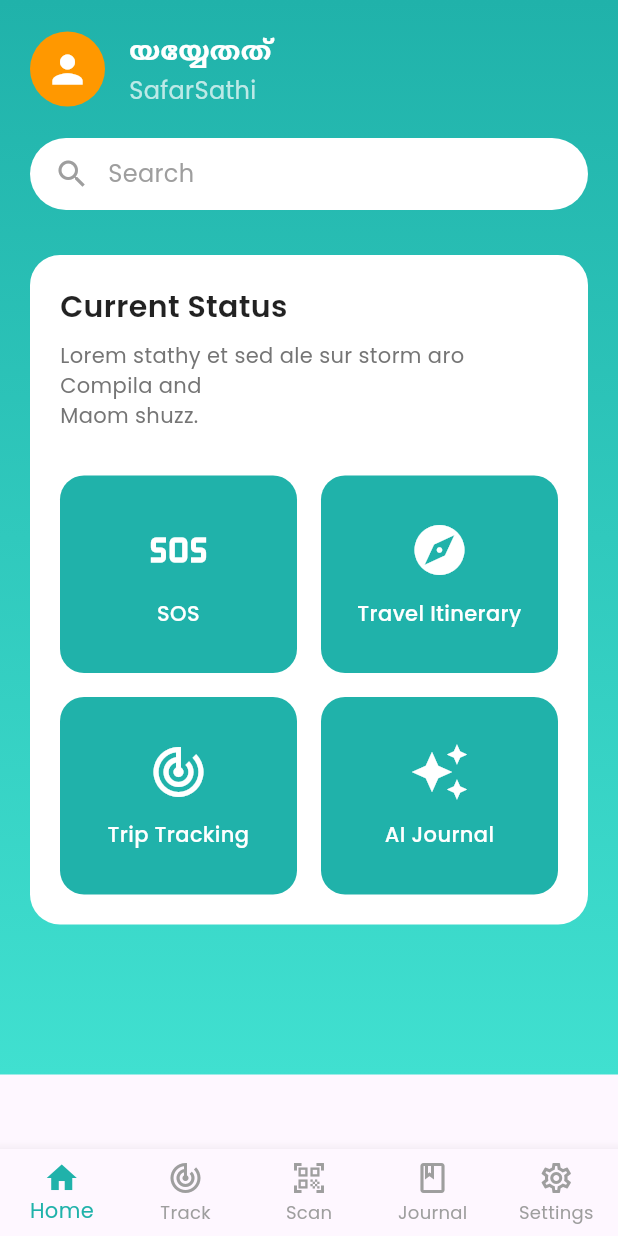
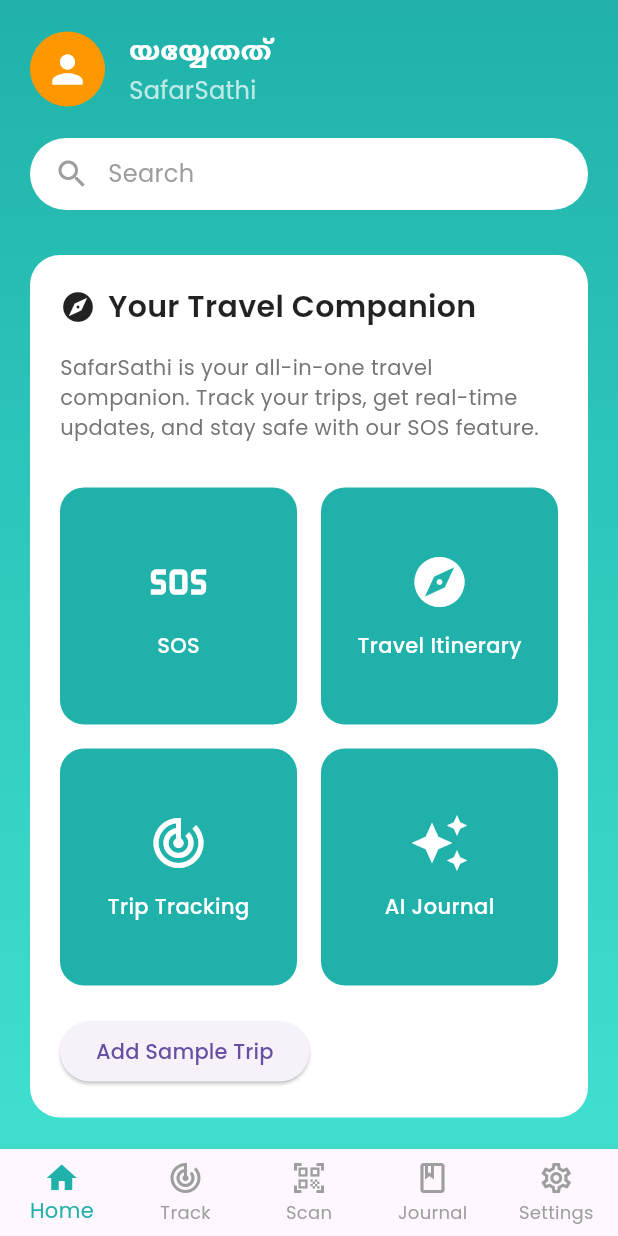
Before and after one commit to yash-scripts/SafarSathi_app, a Flutter app: the screen it shows after launch, after a tap on "Log in with Phone Number", on a phone screen of 412 x 824 dp. Run offline on Flutter 3.47's test engine with Material 3 defaults, Android fonts, the phone set to English and light mode, and no system bars; our stand-ins replace cloud_firestore, connectivity_plus, firebase_auth, firebase_core, flutter_contacts, font_awesome_flutter and 6 more; missing offline and left inert: firebase_app_check; accounts and stored records are empty; network calls fail.

Commit message:
feat: Implement SOS functionality and UI enhancements

```diff
--- a/lib/screens/home_screen.dart
+++ b/lib/screens/home_screen.dart
@@ -4,6 +4,8 @@
 import 'journal_screen.dart';
 import 'scan_screen.dart';
 import 'settings_screen.dart';
+import '../services/sample_data_service.dart';
+import 'coming_soon_screen.dart';
 
 class HomeScreen extends StatefulWidget {
   const HomeScreen({super.key});
@@ -84,7 +86,7 @@
       onTap: onTap,
       borderRadius: BorderRadius.circular(16),
       child: Container(
-        padding: const EdgeInsets.all(20),
+        padding: const EdgeInsets.all(10),
         decoration: BoxDecoration(
           color: color,
           borderRadius: BorderRadius.circular(16),
@@ -98,7 +100,8 @@
               size: 40,
             ),
             const SizedBox(height: 12),
-            Text(
+            FittedBox(
+              child: Text(
                 title,
                 style: GoogleFonts.poppins(
                   color: Colors.white,
@@ -106,6 +109,7 @@
                   fontWeight: FontWeight.w500,
                 ),
                 textAlign: TextAlign.center,
+              ),
             ),
           ],
         ),
@@ -210,17 +214,23 @@
                 child: Column(
                   crossAxisAlignment: CrossAxisAlignment.start,
                   children: [
+                    Row(
+                      children: [
+                        const Icon(Icons.explore, color: Colors.black87, size: 24),
+                        const SizedBox(width: 8),
                         Text(
-                      'Current Status',
+                          'Your Travel Companion',
                           style: GoogleFonts.poppins(
                             fontSize: 20,
                             fontWeight: FontWeight.w600,
                             color: Colors.black87,
                           ),
                         ),
-                    const SizedBox(height: 8),
+                      ],
+                    ),
+                    const SizedBox(height: 16),
                     Text(
-                      'Lorem stathy et sed ale sur storm aro Compila and\nMaom shuzz.',
+                      'SafarSathi is your all-in-one travel companion. Track your trips, get real-time updates, and stay safe with our SOS feature.',
                       style: GoogleFonts.poppins(
                         fontSize: 14,
                         color: Colors.grey[600],
@@ -234,7 +244,7 @@
                       crossAxisCount: 2,
                       crossAxisSpacing: 16,
                       mainAxisSpacing: 16,
-                      childAspectRatio: 1.2,
+                      childAspectRatio: 1,
                       children: [
                         _buildStatusCard(
                           icon: Icons.sos,
@@ -256,8 +266,21 @@
                           icon: Icons.auto_awesome,
                           title: 'AI Journal',
                           color: const Color(0xFF20B2AA),
+                          onTap: () {
+                            Navigator.push(
+                              context,
+                              MaterialPageRoute(builder: (context) => const ComingSoonScreen()),
+                            );
+                          },
                         ),
                       ],
+                    ),
+                    const SizedBox(height: 20),
+                    ElevatedButton(
+                      onPressed: () {
+                        SampleDataService().addSampleTrip();
+                      },
+                      child: const Text('Add Sample Trip'),
                     ),
                   ],
                 ),
--- a/lib/screens/login_screen.dart
+++ b/lib/screens/login_screen.dart
@@ -86,10 +86,8 @@
           ),
         ),
         child: SafeArea(
-          child: SingleChildScrollView(
-            child: Padding(
+          child: ListView(
             padding: const EdgeInsets.symmetric(horizontal: 32.0),
-              child: Column(
             children: [
               // Top Bar
               Padding(
@@ -106,14 +104,16 @@
                       ),
                     ),
                     Container(
-                          padding: const EdgeInsets.symmetric(horizontal: 8, vertical: 4),
+                      padding: const EdgeInsets.symmetric(
+                          horizontal: 8, vertical: 4),
                       decoration: BoxDecoration(
                         color: Colors.green,
                         borderRadius: BorderRadius.circular(12),
                       ),
                       child: Row(
                         children: [
-                              const Icon(Icons.circle, color: Colors.white, size: 8),
+                          const Icon(Icons.circle,
+                              color: Colors.white, size: 8),
                           const SizedBox(width: 4),
                           Text(
                             'Online',
@@ -153,6 +153,7 @@
               // Title in Malayalam
               Text(
                 'പയ്യാ്‌കാത്ത്',
+                textAlign: TextAlign.center,
                 style: GoogleFonts.notoSans(
                   fontSize: 36,
                   fontWeight: FontWeight.bold,
@@ -162,6 +163,7 @@
               const SizedBox(height: 8),
               Text(
                 'Kerala Tourism Travel Tracker',
+                textAlign: TextAlign.center,
                 style: GoogleFonts.poppins(
                   fontSize: 16,
                   color: Colors.white70,
@@ -170,6 +172,7 @@
               const SizedBox(height: 48),
               Text(
                 'Welcome to SafarSathi',
+                textAlign: TextAlign.center,
                 style: GoogleFonts.poppins(
                   fontSize: 24,
                   fontWeight: FontWeight.w600,
@@ -230,8 +233,6 @@
           ),
         ),
       ),
-        ),
-      ),
     );
   }
 }
--- /dev/null
+++ b/lib/services/sample_data_service.dart
@@ -0,0 +1,22 @@
+import 'package:cloud_firestore/cloud_firestore.dart';
+import 'package:flutter/foundation.dart';
+import '../models/trip_model.dart';
+
+class SampleDataService {
+  final FirebaseFirestore _firestore = FirebaseFirestore.instance;
+
+  Future<void> addSampleTrip() async {
+    try {
+      final trip = Trip(
+        startTime: DateTime.now().subtract(const Duration(hours: 2)),
+        endTime: DateTime.now(),
+        distance: 25500, // in meters
+        avgSpeed: 15.0, // in m/s
+      );
+
+      await _firestore.collection('trips').add(trip.toMap());
+    } catch (e) {
+      debugPrint('Error adding sample trip: $e');
+    }
+  }
+}
--- a/pubspec.yaml
+++ b/pubspec.yaml
@@ -22,6 +22,10 @@
   firebase_app_check: ^0.4.0+1
   image_picker: ^1.2.0
   cloud_firestore: ^6.0.1
+  permission_handler: ^12.0.1
+  telephony: ^0.2.0
+  flutter_contacts: ^1.1.9+2
+  location: ^8.0.1
 
 dev_dependencies:
   flutter_test:
```
Also changed, not shown: lib/models/emergency_contact_model.dart (added, +37 -0 lines), lib/screens/coming_soon_screen.dart (added, +63 -0 lines), lib/screens/track_screen.dart (+27 -8 lines), pubspec.lock, 2 other files. Lines whose indentation alone changed are shown as unchanged.
